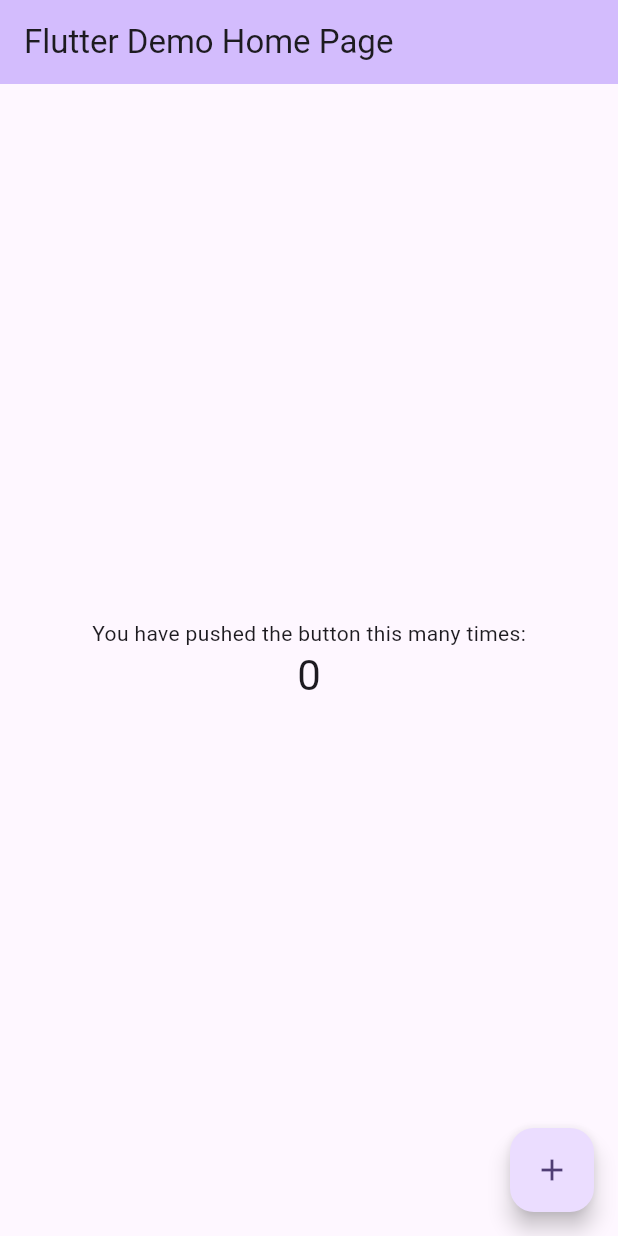
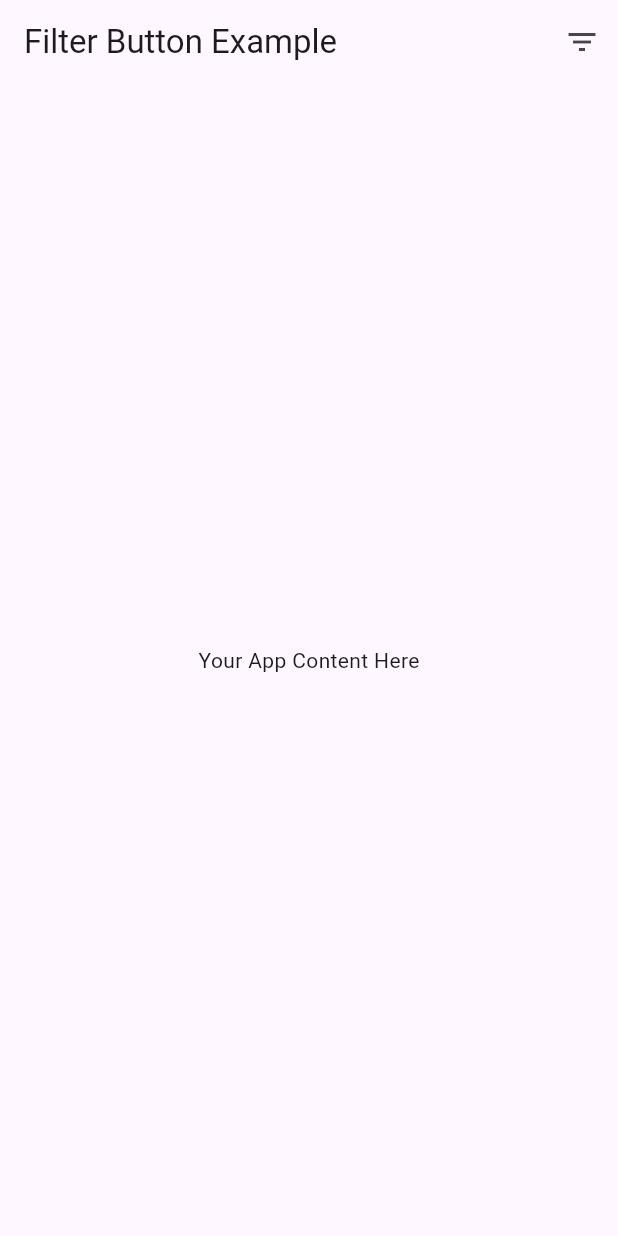
Before and after one commit to duckcommit/featuretestapp, a Flutter app: the screen it shows after launch, on a phone screen of 412 x 824 dp. Run offline on Flutter 3.47's test engine with Material 3 defaults, Android fonts, the phone set to English and light mode, and no system bars.

Commit message:
new: Added a filter button

```diff
--- a/lib/main.dart
+++ b/lib/main.dart
@@ -1,125 +1,63 @@
 import 'package:flutter/material.dart';
 
 void main() {
-  runApp(const MyApp());
+  runApp(MyApp());
 }
 
 class MyApp extends StatelessWidget {
-  const MyApp({super.key});
-
-  // This widget is the root of your application.
   @override
   Widget build(BuildContext context) {
     return MaterialApp(
-      title: 'Flutter Demo',
+      title: 'Filter Button Example',
       theme: ThemeData(
-        // This is the theme of your application.
-        //
-        // TRY THIS: Try running your application with "flutter run". You'll see
-        // the application has a purple toolbar. Then, without quitting the app,
-        // try changing the seedColor in the colorScheme below to Colors.green
-        // and then invoke "hot reload" (save your changes or press the "hot
-        // reload" button in a Flutter-supported IDE, or press "r" if you used
-        // the command line to start the app).
-        //
-        // Notice that the counter didn't reset back to zero; the application
-        // state is not lost during the reload. To reset the state, use hot
-        // restart instead.
-        //
-        // This works for code too, not just values: Most code changes can be
-        // tested with just a hot reload.
-        colorScheme: ColorScheme.fromSeed(seedColor: Colors.deepPurple),
-        useMaterial3: true,
+        primarySwatch: Colors.blue,
       ),
-      home: const MyHomePage(title: 'Flutter Demo Home Page'),
+      home: MyHomePage(),
     );
   }
 }
 
-class MyHomePage extends StatefulWidget {
-  const MyHomePage({super.key, required this.title});
-
-  // This widget is the home page of your application. It is stateful, meaning
-  // that it has a State object (defined below) that contains fields that affect
-  // how it looks.
-
-  // This class is the configuration for the state. It holds the values (in this
-  // case the title) provided by the parent (in this case the App widget) and
-  // used by the build method of the State. Fields in a Widget subclass are
-  // always marked "final".
-
-  final String title;
-
+class MyHomePage extends StatelessWidget {
   @override
-  State<MyHomePage> createState() => _MyHomePageState();
-}
-
-class _MyHomePageState extends State<MyHomePage> {
-  int _counter = 0;
-
-  void _incrementCounter() {
-    setState(() {
-      // This call to setState tells the Flutter framework that something has
-      // changed in this State, which causes it to rerun the build method below
-      // so that the display can reflect the updated values. If we changed
-      // _counter without calling setState(), then the build method would not be
-      // called again, and so nothing would appear to happen.
-      _counter++;
-    });
+  Widget build(BuildContext context) {
+    return Scaffold(
+      appBar: AppBar(
+        title: Text('Filter Button Example'),
+        actions: [
+          // Filter Button
+          IconButton(
+            icon: Icon(Icons.filter_list),
+            onPressed: () {
+              // Handle filter button press
+              _showFilterOptions(context);
+            },
+          ),
+        ],
+      ),
+      body: Center(
+        child: Text('Your App Content Here'),
+      ),
+    );
   }
 
-  @override
-  Widget build(BuildContext context) {
-    // This method is rerun every time setState is called, for instance as done
-    // by the _incrementCounter method above.
-    //
-    // The Flutter framework has been optimized to make rerunning build methods
-    // fast, so that you can just rebuild anything that needs updating rather
-    // than having to individually change instances of widgets.
-    return Scaffold(
-      appBar: AppBar(
-        // TRY THIS: Try changing the color here to a specific color (to
-        // Colors.amber, perhaps?) and trigger a hot reload to see the AppBar
-        // change color while the other colors stay the same.
-        backgroundColor: Theme.of(context).colorScheme.inversePrimary,
-        // Here we take the value from the MyHomePage object that was created by
-        // the App.build method, and use it to set our appbar title.
-        title: Text(widget.title),
-      ),
-      body: Center(
-        // Center is a layout widget. It takes a single child and positions it
-        // in the middle of the parent.
-        child: Column(
-          // Column is also a layout widget. It takes a list of children and
-          // arranges them vertically. By default, it sizes itself to fit its
-          // children horizontally, and tries to be as tall as its parent.
-          //
-          // Column has various properties to control how it sizes itself and
-          // how it positions its children. Here we use mainAxisAlignment to
-          // center the children vertically; the main axis here is the vertical
-          // axis because Columns are vertical (the cross axis would be
-          // horizontal).
-          //
-          // TRY THIS: Invoke "debug painting" (choose the "Toggle Debug Paint"
-          // action in the IDE, or press "p" in the console), to see the
-          // wireframe for each widget.
-          mainAxisAlignment: MainAxisAlignment.center,
-          children: <Widget>[
-            const Text(
-              'You have pushed the button this many times:',
-            ),
-            Text(
-              '$_counter',
-              style: Theme.of(context).textTheme.headlineMedium,
+  // Function to show filter options (customize according to your needs)
+  void _showFilterOptions(BuildContext context) {
+    showDialog(
+      context: context,
+      builder: (BuildContext context) {
+        return AlertDialog(
+          title: Text('Filter Options'),
+          content: Text('Add your filter options here.'),
+          actions: [
+            TextButton(
+              onPressed: () {
+                Navigator.of(context).pop();
+              },
+              child: Text('Close'),
             ),
           ],
-        ),
-      ),
-      floatingActionButton: FloatingActionButton(
-        onPressed: _incrementCounter,
-        tooltip: 'Increment',
-        child: const Icon(Icons.add),
-      ), // This trailing comma makes auto-formatting nicer for build methods.
+        );
+      },
     );
   }
 }
```
